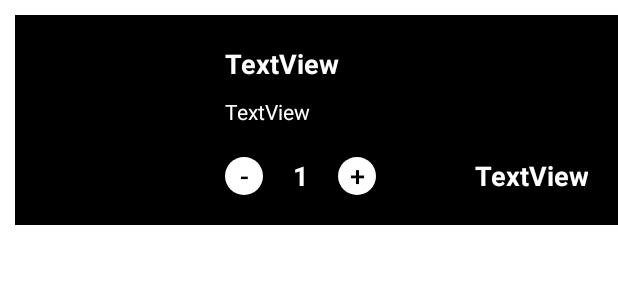
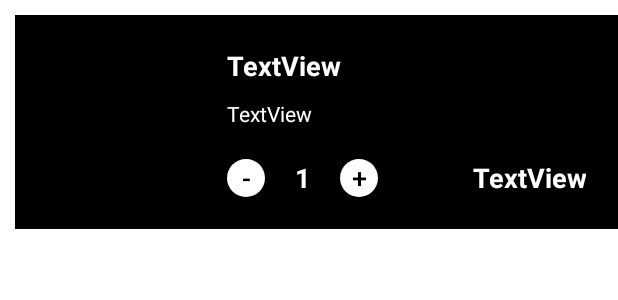
Before and after one commit to IgorK91/MioPizza, an Android app: the layout item_confirm.xml on its own in the app's theme, with its tools: preview values and no code run, on a phone screen of 412 x 824 dp. Shown: the top 300 px of the screen. Run offline under Robolectric (Android 15) with nearby library versions, the phone set to English and light mode, and no system bars.

Commit message:
demo 1.0

```diff
--- a/app/src/main/java/ru/korelyakov/miopizza/product/Cart.java
+++ b/app/src/main/java/ru/korelyakov/miopizza/product/Cart.java
@@ -97,4 +97,4 @@ public class Cart implements Serializable {
         return totalCount;
     }
 }
-//g
+//
--- a/app/src/main/java/ru/korelyakov/miopizza/product/Product.java
+++ b/app/src/main/java/ru/korelyakov/miopizza/product/Product.java
@@ -108,3 +108,4 @@ public class Product {
         return count * cost;
     }
 }
+//
--- a/app/src/main/java/ru/korelyakov/miopizza/ui/confirm/ConfirmActivity.java
+++ b/app/src/main/java/ru/korelyakov/miopizza/ui/confirm/ConfirmActivity.java
@@ -90,3 +90,4 @@ public class ConfirmActivity extends AppCompatActivity implements ConfirmAdapter
         //finish();
     }
 }
+//
--- a/app/src/main/java/ru/korelyakov/miopizza/ui/confirm/ConfirmAdapter.java
+++ b/app/src/main/java/ru/korelyakov/miopizza/ui/confirm/ConfirmAdapter.java
@@ -120,3 +120,4 @@ public class ConfirmAdapter extends RecyclerView.Adapter<RecyclerView.ViewHolder
         //void onUpdateList();
     }
 }
+//
--- a/app/src/main/java/ru/korelyakov/miopizza/ui/main/MainActivity.java
+++ b/app/src/main/java/ru/korelyakov/miopizza/ui/main/MainActivity.java
@@ -220,4 +220,4 @@ public class MainActivity extends AppCompatActivity {
         startActivity(intent);
     }
 }
-//g
+//
--- a/app/src/main/java/ru/korelyakov/miopizza/ui/order/OrderActivity.java
+++ b/app/src/main/java/ru/korelyakov/miopizza/ui/order/OrderActivity.java
@@ -140,4 +140,4 @@ public class OrderActivity extends AppCompatActivity {
         alert.show();
     }
 }
-//g
+//
--- a/app/src/main/res/drawable/button_cart_round_background_gradient.xml
+++ b/app/src/main/res/drawable/button_cart_round_background_gradient.xml
@@ -4,4 +4,5 @@
     android:shape="oval">
 
     <solid android:color="@color/white" />
+
 </shape>
--- a/app/src/main/res/layout/activity_confirm.xml
+++ b/app/src/main/res/layout/activity_confirm.xml
@@ -16,7 +16,7 @@
 
     <TextView
         android:id="@+id/coast2"
-        android:layout_width="200dp"
+        android:layout_width="210dp"
         android:layout_height="45dp"
         android:gravity="center"
         android:background="@color/white"
--- a/app/src/main/res/layout/activity_order.xml
+++ b/app/src/main/res/layout/activity_order.xml
@@ -16,7 +16,7 @@
         android:layout_marginBottom="500dp"
         android:background="@null"
         android:ems="10"
-        android:hint="______________________________________"
+        android:hint="_____________________________________"
         android:textColor="#FBFAFA"
         android:textColorHint="#FBFAFA"
         android:textSize="15sp"
--- a/app/src/main/res/layout/item_confirm.xml
+++ b/app/src/main/res/layout/item_confirm.xml
@@ -9,7 +9,7 @@
     android:foreground="?android:selectableItemBackground"
     android:gravity="center_vertical|center_horizontal"
     android:orientation="horizontal"
-    android:padding="20dp">
+    android:padding="21dp">
 
     <ImageView
         android:id="@+id/image"
```
